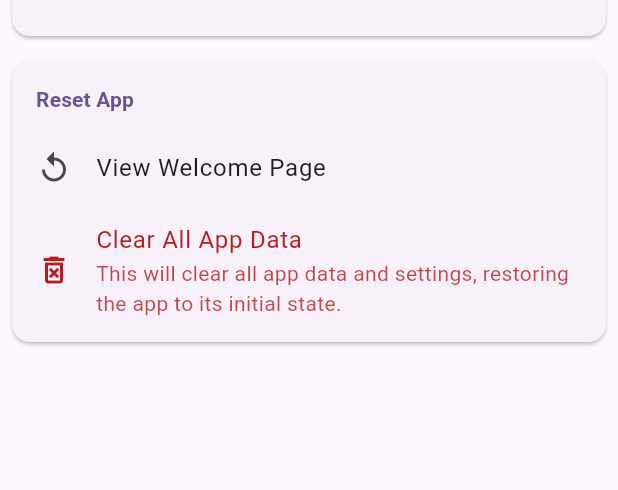
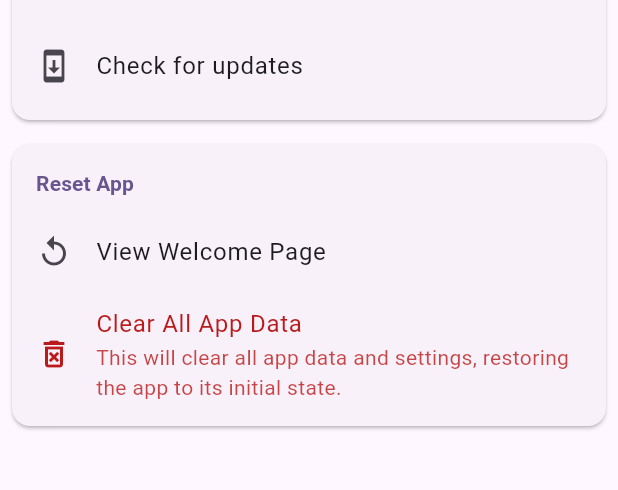
Before and after one commit to potatosserver/WalkGo, a Flutter app: the HomePage screen opened by its route, after a tap on "Advanced Parameters", after a tap on the "settings" icon, on a phone screen of 412 x 824 dp, the part 588-1078 px from its top. Run offline on Flutter 3.47's test engine with Material 3 defaults, Android fonts, the phone set to English and light mode, and no system bars; our stand-ins replace device_info_plus, dio, flutter_markdown, fluttertoast, font_awesome_flutter, go_router and 6 more; missing offline and left inert: flutter_background_service, health; accounts and stored records are empty; network calls fail.

Commit message:
feat:優化更新流程與更新資訊顯示

```diff
--- a/lib/l10n/app_en.arb
+++ b/lib/l10n/app_en.arb
@@ -353,6 +353,8 @@
 
   "checking_for_updates": "Checking for updates...",
   "@checking_for_updates": {},
+  "update_check_failed": "Failed to check for updates. Please check your network connection.",
+  "@update_check_failed": {},
   "manual_download": "Manual Download",
   "@manual_download": {},
   "auto_update": "Auto Update",
@@ -380,5 +382,9 @@
   "go_to_download": "Go to Download Page",
   "@go_to_download": {},
   "link_copied": "Link copied to clipboard",
-  "@link_copied": {}
+  "@link_copied": {},
+  "view_release_notes": "View Release Notes",
+  "@view_release_notes": {},
+  "release_notes": "Release Notes",
+  "@release_notes": {}
 }
--- a/lib/l10n/app_localizations.dart
+++ b/lib/l10n/app_localizations.dart
@@ -914,6 +914,12 @@
   /// **'Checking for updates...'**
   String get checking_for_updates;
 
+  /// No description provided for @update_check_failed.
+  ///
+  /// In en, this message translates to:
+  /// **'Failed to check for updates. Please check your network connection.'**
+  String get update_check_failed;
+
   /// No description provided for @manual_download.
   ///
   /// In en, this message translates to:
@@ -961,6 +967,18 @@
   /// In en, this message translates to:
   /// **'Link copied to clipboard'**
   String get link_copied;
+
+  /// No description provided for @view_release_notes.
+  ///
+  /// In en, this message translates to:
+  /// **'View Release Notes'**
+  String get view_release_notes;
+
+  /// No description provided for @release_notes.
+  ///
+  /// In en, this message translates to:
+  /// **'Release Notes'**
+  String get release_notes;
 }
 
 class _AppLocalizationsDelegate
--- a/lib/l10n/app_localizations_en.dart
+++ b/lib/l10n/app_localizations_en.dart
@@ -470,6 +470,10 @@
   String get checking_for_updates => 'Checking for updates...';
 
   @override
+  String get update_check_failed =>
+      'Failed to check for updates. Please check your network connection.';
+
+  @override
   String get manual_download => 'Manual Download';
 
   @override
@@ -496,4 +500,10 @@
 
   @override
   String get link_copied => 'Link copied to clipboard';
+
+  @override
+  String get view_release_notes => 'View Release Notes';
+
+  @override
+  String get release_notes => 'Release Notes';
 }
--- a/lib/l10n/app_zh.arb
+++ b/lib/l10n/app_zh.arb
@@ -253,6 +253,8 @@
     "@hash_mismatch": {},
     "checking_for_updates": "正在檢查更新...",
     "@checking_for_updates": {},
+    "update_check_failed": "檢查更新失敗，請檢查您的網路連線。",
+    "@update_check_failed": {},
     "manual_download": "手動下載",
     "@manual_download": {},
     "auto_update": "自動更新",
@@ -280,5 +282,9 @@
     "go_to_download": "前往下載頁面",
     "@go_to_download": {},
     "link_copied": "連結已複製到剪貼簿",
-    "@link_copied": {}
+    "@link_copied": {},
+    "view_release_notes": "查看發行說明",
+    "@view_release_notes": {},
+    "release_notes": "發行說明",
+    "@release_notes": {}
 }
--- a/lib/services/update_service.dart
+++ b/lib/services/update_service.dart
@@ -1,20 +1,24 @@
+import 'dart:async';
 import 'dart:io';
+
+import 'package:crypto/crypto.dart';
+import 'package:device_info_plus/device_info_plus.dart';
 import 'package:dio/dio.dart';
+import 'package:open_filex/open_filex.dart';
 import 'package:package_info_plus/package_info_plus.dart';
-import 'package:device_info_plus/device_info_plus.dart';
 import 'package:path_provider/path_provider.dart';
-import 'package:open_filex/open_filex.dart';
-import 'package:crypto/crypto.dart';
 import 'package:pub_semver/pub_semver.dart';
 
 class ReleaseInfo {
   final String tagName;
   final String htmlUrl;
+  final String body;
   final List<dynamic> assets;
 
   ReleaseInfo({
     required this.tagName,
     required this.htmlUrl,
+    required this.body,
     required this.assets,
   });
 
@@ -22,6 +26,7 @@
     return ReleaseInfo(
       tagName: json['tag_name'] as String? ?? '',
       htmlUrl: json['html_url'] as String? ?? '',
+      body: json['body'] as String? ?? '',
       assets: json['assets'] as List<dynamic>? ?? [],
     );
   }
@@ -31,23 +36,41 @@
   static const String githubApiUrl =
       'https://api.github.com/repos/potatosserver/WalkGo/releases/latest';
 
+  Future<ReleaseInfo?> getLatestRelease() async {
+    try {
+      final options = BaseOptions(
+        connectTimeout: const Duration(seconds: 15),
+        receiveTimeout: const Duration(seconds: 15),
+      );
+      final response = await Dio(options).get(githubApiUrl);
+      if (response.statusCode == 200) {
+        return ReleaseInfo.fromJson(response.data);
+      }
+      return null;
+    } on DioException catch (e) {
+      if (e.type == DioExceptionType.connectionTimeout ||
+          e.type == DioExceptionType.receiveTimeout ||
+          e.error is SocketException) {
+        throw Exception('Network error while checking for updates.');
+      }
+      return null;
+    }
+  }
+
   Future<ReleaseInfo?> checkForUpdate() async {
     try {
-      final response = await Dio().get(githubApiUrl);
-      if (response.statusCode == 200) {
-        final latestReleaseData = response.data;
-        final String latestVersion =
-            latestReleaseData['tag_name'].replaceAll('v', '');
-
+      final latestRelease = await getLatestRelease();
+      if (latestRelease != null) {
+        final String latestVersion = latestRelease.tagName.replaceAll('v', '');
         final packageInfo = await PackageInfo.fromPlatform();
         final String currentVersion = packageInfo.version;
 
         if (Version.parse(latestVersion) > Version.parse(currentVersion)) {
-          return ReleaseInfo.fromJson(latestReleaseData);
+          return latestRelease;
         }
       }
     } catch (e) {
-      // Check update failed
+      rethrow;
     }
     return null;
   }
@@ -74,8 +97,10 @@
       final apkName = 'app-$arch-release.apk';
       final sha1Name = '$apkName.sha1';
 
-      final apkAsset = assets.firstWhere((a) => a['name'] == apkName, orElse: () => null);
-      final sha1Asset = assets.firstWhere((a) => a['name'] == sha1Name, orElse: () => null);
+      final apkAsset =
+          assets.firstWhere((a) => a['name'] == apkName, orElse: () => null);
+      final sha1Asset = assets.firstWhere((a) => a['name'] == sha1Name,
+          orElse: () => null);
 
       if (apkAsset == null) {
         onError?.call('APK not found for $arch');
@@ -86,7 +111,6 @@
       final apkPath = '${tempDir.path}/$apkName';
       final sha1Path = '${tempDir.path}/$sha1Name';
 
-      // Download APK
       onStatus?.call('Downloading APK...');
       await Dio().download(
         apkAsset['browser_download_url'],
@@ -98,11 +122,11 @@
         },
       );
 
-      // Verify SHA1
       if (sha1Asset != null) {
         onStatus?.call('Verifying integrity...');
         await Dio().download(sha1Asset['browser_download_url'], sha1Path);
-        final expectedHash = (await File(sha1Path).readAsString()).trim().split(' ').first;
+        final expectedHash =
+            (await File(sha1Path).readAsString()).trim().split(' ').first;
         final actualHash = await _calculateSHA1(apkPath);
 
         if (actualHash != expectedHash) {
--- a/pubspec.yaml
+++ b/pubspec.yaml
@@ -1,7 +1,7 @@
 name: walkgo
 description: "A new Flutter project."
 publish_to: 'none'
-version: 1.0.3+1
+version: 1.0.4+1
 
 environment:
   sdk: '>=3.5.0-188.0.dev <4.0.0'
@@ -32,6 +32,7 @@
   crypto: ^3.0.7
   http: ^1.6.0
   pub_semver: ^2.2.0
+  flutter_markdown: ^0.7.7+1
 
 dev_dependencies:
   flutter_test:
```
Also changed, not shown: lib/l10n/app_localizations_zh.dart (+9 -0 lines), lib/pages/settings_page.dart (+19 -18 lines), lib/widgets/release_notes_dialog.dart (added, +48 -0 lines), lib/widgets/update_dialog.dart (+28 -10 lines), lib/widgets/update_flow_dialog.dart (+7 -137 lines), pubspec.lock, 1 other file.
